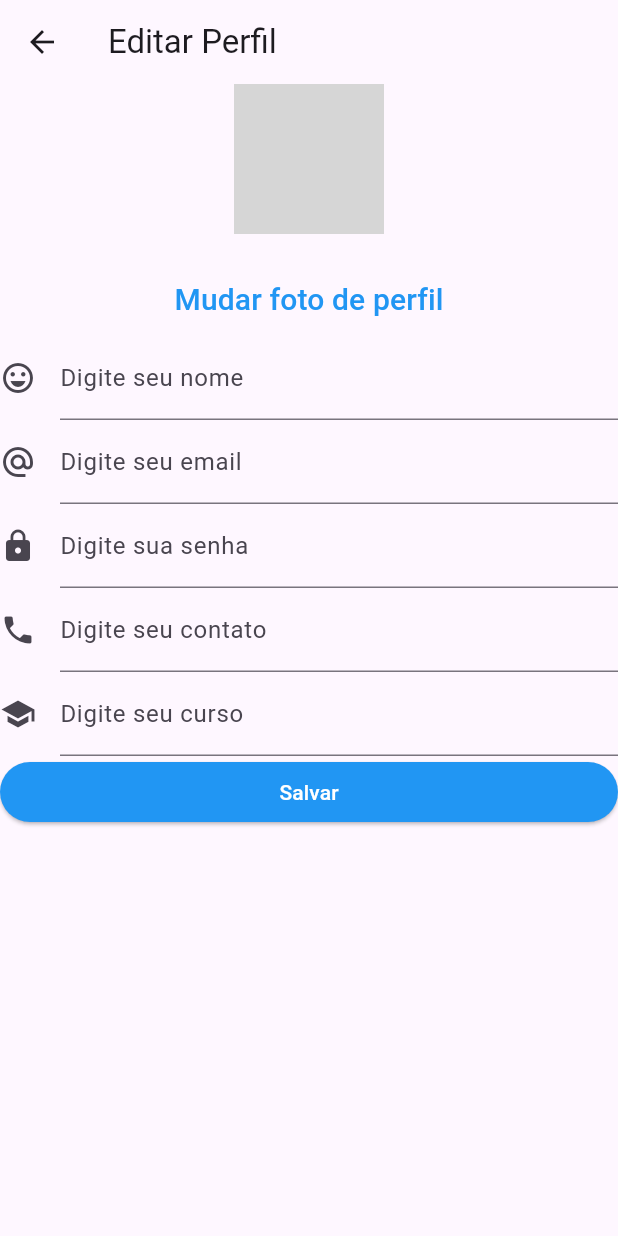
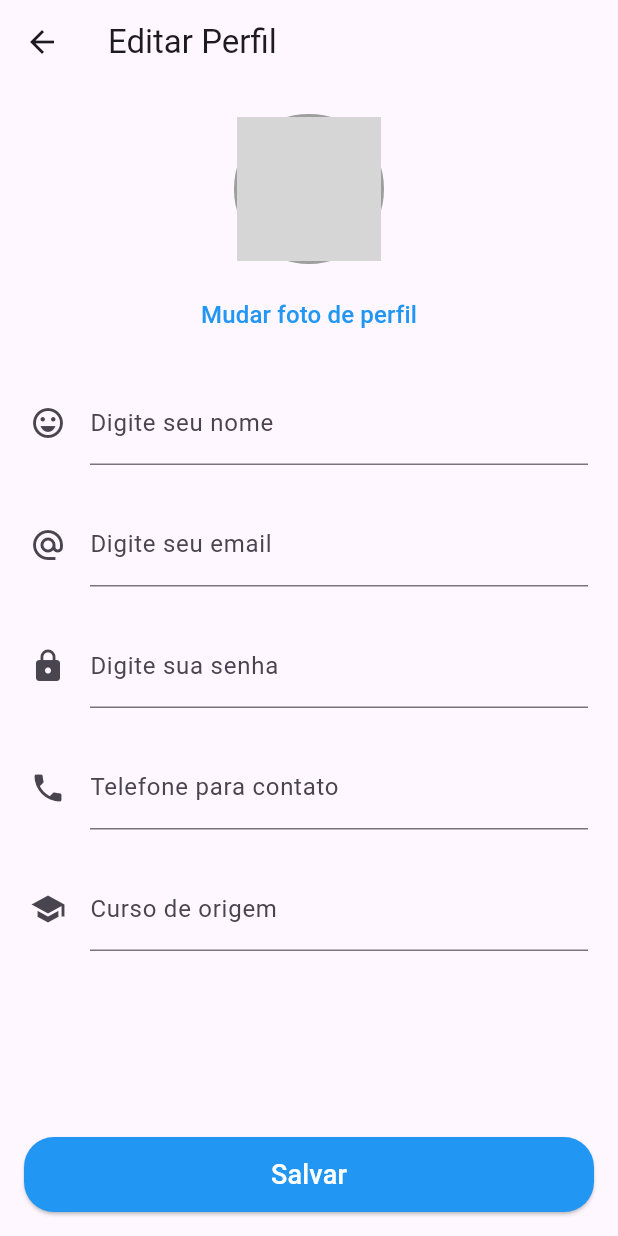
Before and after one commit to ElissonRochaa/MOBILE-25.1-FindIt, a Flutter app: the screen it shows after launch, after a tap on "Editar perfil", on a phone screen of 412 x 824 dp. Run offline on Flutter 3.47's test engine with Material 3 defaults, Android fonts, the phone set to English and light mode, and no system bars; network calls fail; grey boxes are pictures that could not be loaded.

Commit message:
fix: modificando o visual de algumas partes

```diff
--- a/find_it/lib/pages/editar_perfil.dart
+++ b/find_it/lib/pages/editar_perfil.dart
@@ -29,74 +29,103 @@ class _EditarPerfilState extends State<EditarPerfil> {
     contatoController = TextEditingController(text: widget.contatoInicial);
   }
 
+  @override
+  void dispose() {
+    nomeController.dispose();
+    cursoController.dispose();
+    contatoController.dispose();
+    super.dispose();
+  }
+
+  @override
   Widget build(BuildContext context) {
     return Scaffold(
-      appBar: AppBar(
-        title: const Text('Editar Perfil'),
-      ),
-      body: Material(
-        child: SingleChildScrollView(
+      appBar: AppBar(title: const Text('Editar Perfil')),
+      body: SingleChildScrollView(
         scrollDirection: Axis.vertical,
         child: Column(
           mainAxisAlignment: MainAxisAlignment.start,
           children: [
+            // Foto de perfil
             Container(
+              margin: const EdgeInsets.only(top: 20),
               width: 100,
               height: 100,
               clipBehavior: Clip.antiAlias,
-                decoration: BoxDecoration(borderRadius: BorderRadius.circular(100)),
+              decoration: BoxDecoration(
+                borderRadius: BorderRadius.circular(100),
+                border: Border.all(color: Colors.grey, width: 2),
+              ),
               child: Image.network(
                 'https://th.bing.com/th/id/R.dd92490fad30442dab135064c20e9871?rik=GguDgUvyyJLNvg&pid=ImgRaw&r=0',
                 fit: BoxFit.cover,
               ),
             ),
+
+            // Botão para mudar foto
             Container(
-                margin: const EdgeInsets.only(top: 20),
+              margin: const EdgeInsets.only(top: 10, bottom: 20),
               child: TextButton(
                 onPressed: () {},
-                  child: Text(
+                child: const Text(
                   'Mudar foto de perfil',
-                    style: TextStyle(fontSize: 20, color: Colors.blue),
+                  style: TextStyle(fontSize: 16, color: Colors.blue),
                 ),
               ),
             ),
-              Column(
+
+            // Campos de formulário
+            Padding(
+              padding: const EdgeInsets.symmetric(horizontal: 20),
+              child: Column(
                 children: [
                   TextField(
                     controller: nomeController,
-                    decoration: InputDecoration(
+                    decoration: const InputDecoration(
                       labelText: 'Digite seu nome',
-                      icon: const Icon(Icons.emoji_emotions_outlined),
+                      icon: Icon(Icons.emoji_emotions_outlined),
                     ),
                   ),
+                  const SizedBox(height: 25),
                   TextField(
-                    decoration: InputDecoration(
+                    decoration: const InputDecoration(
                       labelText: 'Digite seu email',
-                      icon: const Icon(Icons.alternate_email),
+                      icon: Icon(Icons.alternate_email),
                     ),
                   ),
+                  const SizedBox(height: 25),
                   TextField(
-                    decoration: InputDecoration(
+                    obscureText: true,
+                    decoration: const InputDecoration(
                       labelText: 'Digite sua senha',
-                      icon: const Icon(Icons.lock),
+                      icon: Icon(Icons.lock),
                     ),
                   ),
+                  const SizedBox(height: 25),
                   TextField(
                     controller: contatoController,
-                    decoration: InputDecoration(
-                      labelText: 'Digite seu contato',
-                      icon: const Icon(Icons.phone),
+                    decoration: const InputDecoration(
+                      labelText: 'Telefone para contato',
+                      icon: Icon(Icons.phone),
                     ),
                   ),
+                  const SizedBox(height: 25),
                   TextField(
                     controller: cursoController,
-                    decoration: InputDecoration(
-                      labelText: 'Digite seu curso',
-                      icon: const Icon(Icons.school),
+                    decoration: const InputDecoration(
+                      labelText: 'Curso de origem',
+                      icon: Icon(Icons.school),
                     ),
                   ),
-                  Container(
-                    width: double.infinity,
+                  const SizedBox(height: 25),
+                ],
+              ),
+            ),
+          ],
+        ),
+      ),
+      bottomNavigationBar: Container(
+        padding: const EdgeInsets.all(16),
         child: ElevatedButton(
           onPressed: () {
             Navigator.pop(context, {
@@ -108,14 +137,12 @@ class _EditarPerfilState extends State<EditarPerfil> {
           style: ElevatedButton.styleFrom(
             backgroundColor: Colors.blue,
             foregroundColor: Colors.white,
-                      ),
-                      child: const Text('Salvar'),
+            minimumSize: const Size(double.infinity, 50),
+            shape: RoundedRectangleBorder(
+              borderRadius: BorderRadius.circular(20),
             ),
           ),
-                ],
-              ),
-            ],
-          ),
+          child: const Text('Salvar', style: TextStyle(fontSize: 18)),
         ),
       ),
     );
--- a/find_it/lib/pages/perfil.dart
+++ b/find_it/lib/pages/perfil.dart
@@ -37,9 +37,7 @@ class _PerfilState extends State<Perfil> {
   @override
   Widget build(BuildContext context) {
     return Scaffold(
-      appBar: AppBar(
-        title: const Text('Perfil'),
-      ),
+      appBar: AppBar(title: const Text('Perfil')),
       body: Column(
         crossAxisAlignment: CrossAxisAlignment.start,
         children: [
@@ -90,13 +88,13 @@ class _PerfilState extends State<Perfil> {
                   width: 100,
                   decoration: BoxDecoration(
                     borderRadius: BorderRadius.circular(20),
-                    color: Colors.grey[200],
+                    color: Colors.blue,
                   ),
                   child: TextButton(
                     onPressed: () {},
                     child: const Text(
                       'Perdidos',
-                      style: TextStyle(fontSize: 16),
+                      style: TextStyle(fontSize: 16, color: Colors.white),
                     ),
                   ),
                 ),
@@ -110,7 +108,7 @@ class _PerfilState extends State<Perfil> {
                     onPressed: () {},
                     child: const Text(
                       'Achados',
-                      style: TextStyle(fontSize: 16),
+                      style: TextStyle(fontSize: 16, color: Colors.grey),
                     ),
                   ),
                 ),
@@ -124,13 +122,14 @@ class _PerfilState extends State<Perfil> {
                   onPressed: _navegarParaEdicao,
                   child: const Text(
                     'Editar perfil',
-                    style: TextStyle(fontSize: 16),
+                    style: TextStyle(fontSize: 16, color: Colors.grey),
                   ),
                 ),
               ],
             ),
           ),
           Card(
+            margin: const EdgeInsets.only(right: 20, left: 20),
             color: Colors.grey[200],
             child: Row(
               crossAxisAlignment: CrossAxisAlignment.start,
@@ -138,13 +137,21 @@ class _PerfilState extends State<Perfil> {
                 Container(
                   margin: const EdgeInsets.only(right: 10),
                   width: 150,
+                  height: 150,
                   clipBehavior: Clip.antiAlias,
                   decoration: BoxDecoration(
-                    borderRadius: BorderRadius.circular(20),
+                    borderRadius: BorderRadius.circular(30),
                   ),
-                  child: Image.network(
-                    'https://th.bing.com/th/id/OIP.Yb0-EPaB3uddjKkgztDfwQHaHa?rs=1&pid=ImgDetMain',
-                    fit: BoxFit.cover,
+                  child: Container(
+                    margin: const EdgeInsets.all(10),
+                    clipBehavior: Clip.antiAlias,
+                    decoration: BoxDecoration(
+                      borderRadius: BorderRadius.circular(30),
+                    ),
+                    child: Image.network(
+                      'https://th.bing.com/th/id/OIP.Yb0-EPaB3uddjKkgztDfwQHaHa?rs=1&pid=ImgDetMain',
+                      fit: BoxFit.cover,
+                    ),
                   ),
                 ),
                 Expanded(
```
Lines whose indentation alone changed are shown as unchanged.
